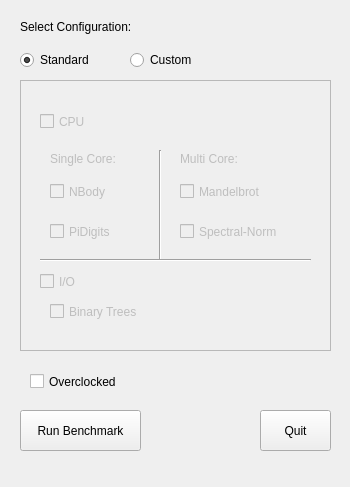
This is guistructure/configwindow.ui in mguid65/OpenSystemBench as Qt 5 draws it before an edit. The edited form follows.
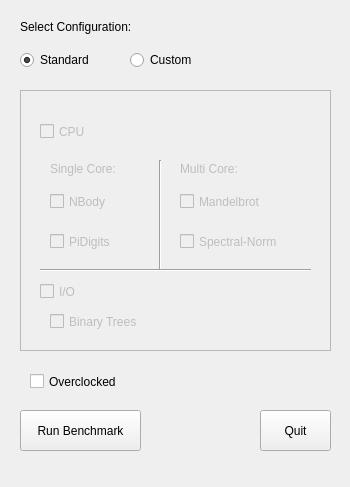
This is the edited form. Icons and pictures are not drawn.

What changed in the file:
```diff
--- a/guistructure/configwindow.ui
+++ b/guistructure/configwindow.ui
@@ -84,9 +84,9 @@
     <property name="geometry">
      <rect>
       <x>20</x>
-      <y>80</y>
+      <y>90</y>
       <width>311</width>
-      <height>271</height>
+      <height>261</height>
      </rect>
     </property>
     <property name="frameShape">
```
Left out of the diff: 6 changed lines with no effect on the pictures.
